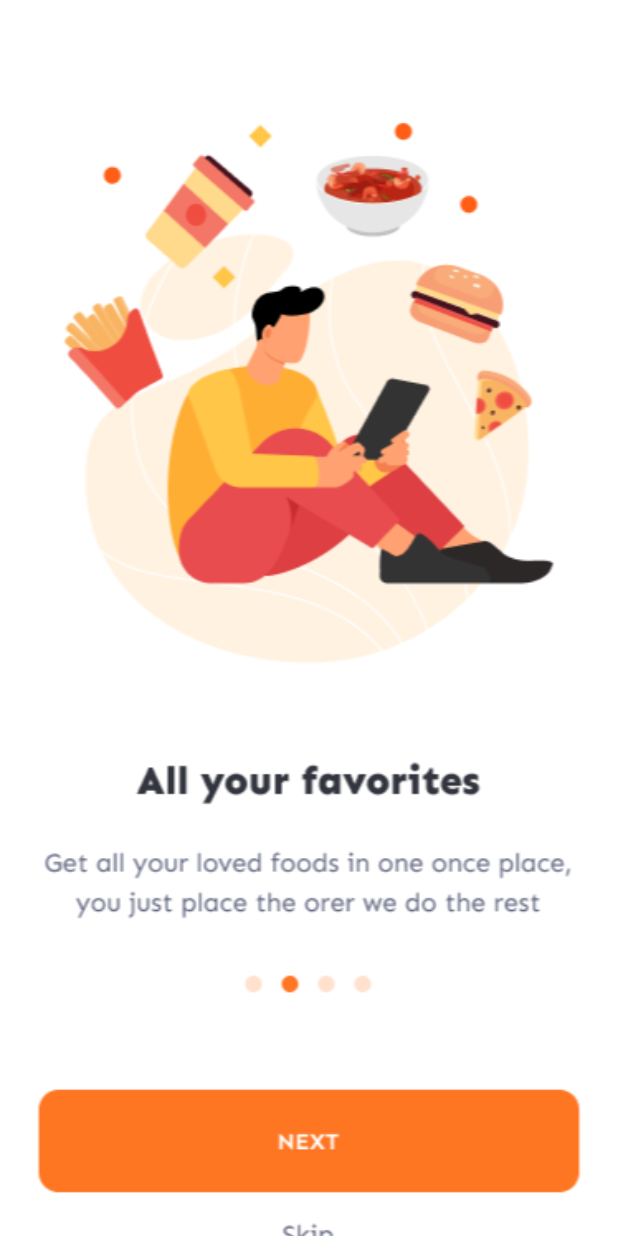
After one commit to elshaarawy7/restaurant-app, a Flutter app: the screen it shows after launch, swiped to page 2, on a phone screen of 412 x 824 dp. The commit adds this screen. Run offline on Flutter 3.47's test engine with Material 3 defaults, Android fonts, the phone set to English and light mode, and no system bars.

Commit message:
create class app color

```diff
--- a/lib/futcher/ui/pages/spalsh_page.dart
+++ b/lib/futcher/ui/pages/Onboarding_pages/Onboarding_1..dart
@@ -1,13 +1,13 @@
 import 'package:flutter/material.dart';
 
-class SpalshPage extends StatelessWidget {
-  const SpalshPage({super.key});
+class Onboarding_1 extends StatelessWidget {
+  const Onboarding_1({super.key});
 
   @override
   Widget build(BuildContext context) {
     return Scaffold(
       body: Image.asset(
-        "assets/images/Splash Page_02 (1).png",
+        "assets/images/Splash Page_1.png",
 
         height: double.infinity,
         width: double.infinity,
--- /dev/null
+++ b/lib/futcher/ui/pages/Onboarding_pages/Onboarding_2.dart
@@ -0,0 +1,19 @@
+import 'package:flutter/material.dart';
+
+class Onboarding2 extends StatelessWidget {
+  const Onboarding2({super.key});
+
+  @override
+  Widget build(BuildContext context) {
+    return Scaffold(
+      body: Image.asset(
+        "assets/images/Onboarding_4.png",
+
+        height: double.infinity,
+        width: double.infinity,
+        fit: BoxFit.cover,
+        alignment: Alignment.center,
+      ),
+    );
+  }
+}
--- /dev/null
+++ b/lib/futcher/ui/pages/page_view.dart
@@ -0,0 +1,52 @@
+import 'package:flutter/material.dart';
+import 'package:redturant_app/futcher/ui/pages/Onboarding_pages/Onboarding_1..dart';
+import 'package:redturant_app/futcher/ui/pages/Onboarding_pages/Onboarding_2.dart';
+import 'package:redturant_app/futcher/ui/pages/Onboarding_pages/Onboarding_3.dart';
+import 'package:redturant_app/futcher/ui/pages/Onboarding_pages/Onboarding_4.dart';
+
+class Page_View extends StatefulWidget {
+  const Page_View({super.key});
+
+  @override
+  State<Page_View> createState() => _Page_ViewState();
+}
+
+class _Page_ViewState extends State<Page_View> {
+  final PageController controller = PageController();
+
+  int current_page = 0; // تصحيح الإملاء
+  List<Widget> screens = [
+    Onboarding_1(),
+    Onboarding2(), // تصحيح الاسم
+    Onboarding3(),
+    Onboarding4(),
+  ];
+
+  void next_page() {
+    if (current_page < screens.length - 1) {
+      controller.nextPage(
+        duration: Duration(microseconds: 300),
+        curve: Curves.easeInOut,
+      );
+    }
+  }
+
+  @override
+  Widget build(BuildContext context) {
+    return Scaffold(
+      backgroundColor: Colors.grey.shade300,
+      body: PageView.builder( // تصحيح الإملاء
+        controller: controller,
+        itemCount: screens.length,
+        onPageChanged: (index) {
+          setState(() {
+            current_page = index; // تحديث الصفحة الحالية
+          });
+        },
+        itemBuilder: (context, index) {
+          return screens[index];
+        },
+      ),
+    );
+  }
+}
--- a/lib/main.dart
+++ b/lib/main.dart
@@ -1,5 +1,6 @@
 import 'package:flutter/material.dart';
-import 'package:redturant_app/futcher/ui/pages/spalsh_page.dart';
+import 'package:redturant_app/futcher/ui/pages/Onboarding_pages/Onboarding_1..dart';
+import 'package:redturant_app/futcher/ui/pages/page_view.dart';
 
 void main() {
   runApp(const MyApp());
@@ -13,7 +14,7 @@ class MyApp extends StatelessWidget {
   Widget build(BuildContext context) {
     return MaterialApp(
       debugShowCheckedModeBanner: false,
-      home: SpalshPage(),
+      home: Page_View(),
     );
   }
 }
```
Also changed, not shown: lib/core/utils/app_color.dart (added, +7 -0 lines), lib/futcher/ui/pages/Onboarding_pages/Onboarding_3.dart (added, +19 -0 lines), lib/futcher/ui/pages/Onboarding_pages/Onboarding_4.dart (added, +19 -0 lines), lib/futcher/ui/pages/singin.dart (added, +10 -0 lines), assets/images/Onboarding_02.svg (deleted), assets/images/Onboarding_03.png (added), assets/images/Onboarding_03.svg (deleted), assets/images/Onboarding_04.svg (deleted), assets/images/Onboarding_2.png (added), assets/images/Onboarding_4.png (added), assets/images/Splash Page_02.svg (deleted), assets/images/Splash Page_1.png (renamed from assets/images/Splash Page_02 (1).png).
